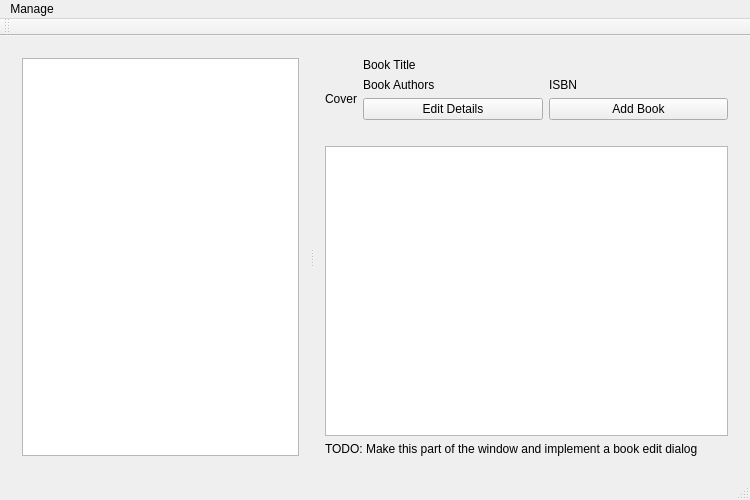
Old version of the form mainwindow.ui in the repository nathanpc/bookmarked.
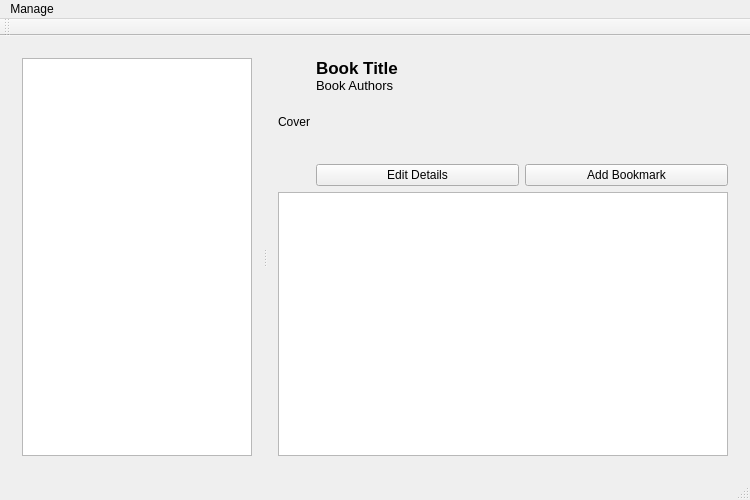
New version of the form.

Commit message: Populating the table with the bookmarks

Patch:
```diff
--- a/mainwindow.ui
+++ b/mainwindow.ui
@@ -29,16 +29,41 @@
       <widget class="QWidget" name="verticalLayoutWidget">
        <layout class="QVBoxLayout" name="verticalLayout">
         <item>
-         <widget class="QListWidget" name="books"/>
+         <widget class="QListWidget" name="books">
+          <property name="selectionMode">
+           <enum>QAbstractItemView::MultiSelection</enum>
+          </property>
+          <property name="isWrapping" stdset="0">
+           <bool>false</bool>
+          </property>
+          <property name="wordWrap">
+           <bool>true</bool>
+          </property>
+         </widget>
         </item>
        </layout>
       </widget>
       <widget class="QWidget" name="verticalLayoutWidget_2">
-       <layout class="QVBoxLayout" name="verticalLayout_2" stretch="0,0,0">
+       <layout class="QVBoxLayout" name="verticalLayout_2" stretch="0,0,0,0">
+        <property name="spacing">
+         <number>0</number>
+        </property>
         <item>
          <layout class="QHBoxLayout" name="horizontalLayout">
           <item>
            <widget class="QLabel" name="cover_label">
+            <property name="sizePolicy">
+             <sizepolicy hsizetype="Preferred" vsizetype="Maximum">
+              <horstretch>0</horstretch>
+              <verstretch>0</verstretch>
+             </sizepolicy>
+            </property>
+            <property name="maximumSize">
+             <size>
+              <width>16777215</width>
+              <height>140</height>
+             </size>
+            </property>
             <property name="text">
              <string>Cover</string>
             </property>
@@ -46,30 +71,86 @@
           </item>
           <item>
            <layout class="QVBoxLayout" name="verticalLayout_3">
+            <property name="spacing">
+             <number>0</number>
+            </property>
             <item>
              <widget class="QLabel" name="title_label">
+              <property name="sizePolicy">
+               <sizepolicy hsizetype="Preferred" vsizetype="Preferred">
+                <horstretch>0</horstretch>
+                <verstretch>0</verstretch>
+               </sizepolicy>
+              </property>
+              <property name="minimumSize">
+               <size>
+                <width>0</width>
+                <height>0</height>
+               </size>
+              </property>
+              <property name="font">
+               <font>
+                <pointsize>13</pointsize>
+                <weight>75</weight>
+                <bold>true</bold>
+               </font>
+              </property>
               <property name="text">
                <string>Book Title</string>
               </property>
              </widget>
             </item>
             <item>
-             <layout class="QHBoxLayout" name="horizontalLayout_2">
-              <item>
-               <widget class="QLabel" name="authors_label">
-                <property name="text">
-                 <string>Book Authors</string>
-                </property>
-               </widget>
-              </item>
-              <item>
-               <widget class="QLabel" name="isbn_label">
-                <property name="text">
-                 <string>ISBN</string>
-                </property>
-               </widget>
-              </item>
-             </layout>
+             <widget class="QLabel" name="authors_label">
+              <property name="sizePolicy">
+               <sizepolicy hsizetype="Preferred" vsizetype="Preferred">
+                <horstretch>0</horstretch>
+                <verstretch>0</verstretch>
+               </sizepolicy>
+              </property>
+              <property name="minimumSize">
+               <size>
+                <width>0</width>
+                <height>0</height>
+               </size>
+              </property>
+              <property name="maximumSize">
+               <size>
+                <width>16777215</width>
+                <height>16777215</height>
+               </size>
+              </property>
+              <property name="font">
+               <font>
+                <pointsize>10</pointsize>
+               </font>
+              </property>
+              <property name="text">
+               <string>Book Authors</string>
+              </property>
+              <property name="wordWrap">
+               <bool>true</bool>
+              </property>
+              <property name="textInteractionFlags">
+               <set>Qt::LinksAccessibleByMouse|Qt::TextSelectableByMouse</set>
+              </property>
+             </widget>
+            </item>
+            <item>
+             <spacer name="verticalSpacer">
+              <property name="orientation">
+               <enum>Qt::Vertical</enum>
+              </property>
+              <property name="sizeType">
+               <enum>QSizePolicy::Preferred</enum>
+              </property>
+              <property name="sizeHint" stdset="0">
+               <size>
+                <width>20</width>
+                <height>71</height>
+               </size>
+              </property>
+             </spacer>
             </item>
             <item>
              <layout class="QHBoxLayout" name="horizontalLayout_3">
@@ -83,7 +164,7 @@
               <item>
                <widget class="QPushButton" name="pushButton_2">
                 <property name="text">
-                 <string>Add Book</string>
+                 <string>Add Bookmark</string>
                 </property>
                </widget>
               </item>
@@ -97,7 +178,7 @@
               <property name="sizeHint" stdset="0">
                <size>
                 <width>40</width>
-                <height>20</height>
+                <height>0</height>
                </size>
               </property>
              </spacer>
@@ -107,20 +188,39 @@
          </layout>
         </item>
         <item>
-         <widget class="QTableWidget" name="tableWidget"/>
+         <spacer name="verticalSpacer_2">
+          <property name="orientation">
+           <enum>Qt::Vertical</enum>
+          </property>
+          <property name="sizeType">
+           <enum>QSizePolicy::Fixed</enum>
+          </property>
+          <property name="sizeHint" stdset="0">
+           <size>
+            <width>20</width>
+            <height>6</height>
+           </size>
+          </property>
+         </spacer>
         </item>
         <item>
-         <widget class="QLabel" name="label_2">
-          <property name="sizePolicy">
-           <sizepolicy hsizetype="Preferred" vsizetype="Preferred">
-            <horstretch>0</horstretch>
-            <verstretch>0</verstretch>
-           </sizepolicy>
+         <widget class="QTableView" name="tableView"/>
+        </item>
+        <item>
+         <spacer name="horizontalSpacer_2">
+          <property name="orientation">
+           <enum>Qt::Horizontal</enum>
           </property>
-          <property name="text">
-           <string>TODO: Make this part of the window and implement a book edit dialog</string>
+          <property name="sizeType">
+           <enum>QSizePolicy::MinimumExpanding</enum>
           </property>
-         </widget>
+          <property name="sizeHint" stdset="0">
+           <size>
+            <width>450</width>
+            <height>0</height>
+           </size>
+          </property>
+         </spacer>
         </item>
        </layout>
       </widget>
```
Left out of the diff: 16 changed lines with no effect on the pictures. The commit also changes 3 other files.
